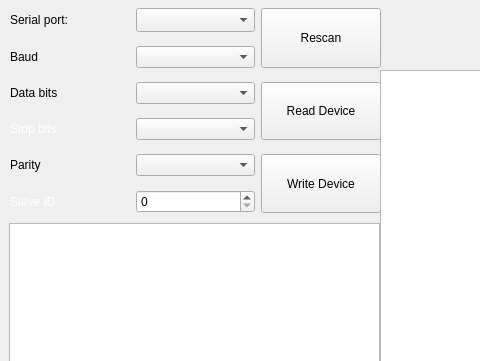
Old version of the form mainwindow.ui in the repository VarionDrakon/UICD.Configurator; both pictures show x 0 to 480 and y 0 to 361 of the 1021 by 692 pixel window.
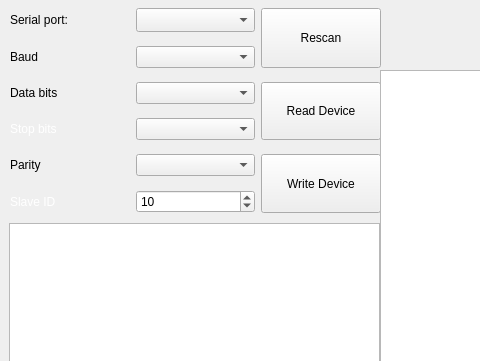
New version of the form.

What changed in the file:
```diff
--- a/mainwindow.ui
+++ b/mainwindow.ui
@@ -193,12 +193,18 @@
        <property name="styleSheet">
         <string notr="true"/>
        </property>
+       <property name="minimum">
+        <number>1</number>
+       </property>
        <property name="maximum">
-        <number>255</number>
+        <number>247</number>
        </property>
        <property name="stepType">
         <enum>QAbstractSpinBox::DefaultStepType</enum>
        </property>
+       <property name="value">
+        <number>10</number>
+       </property>
       </widget>
      </item>
      <item row="0" column="2" rowspan="2">
```
